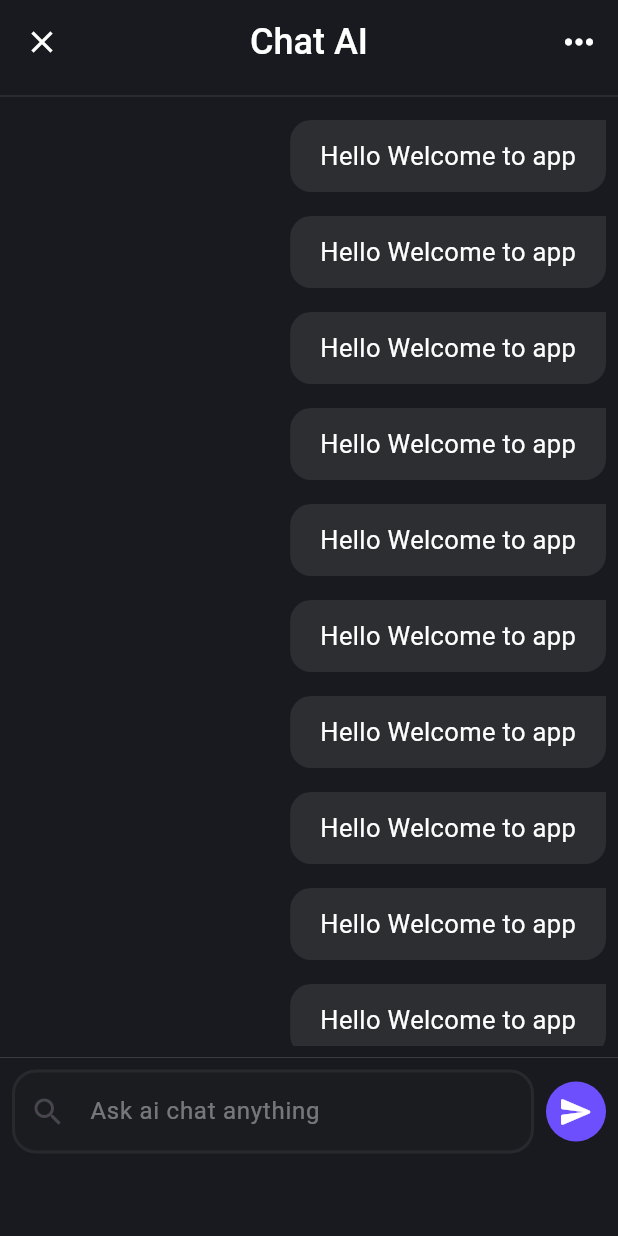
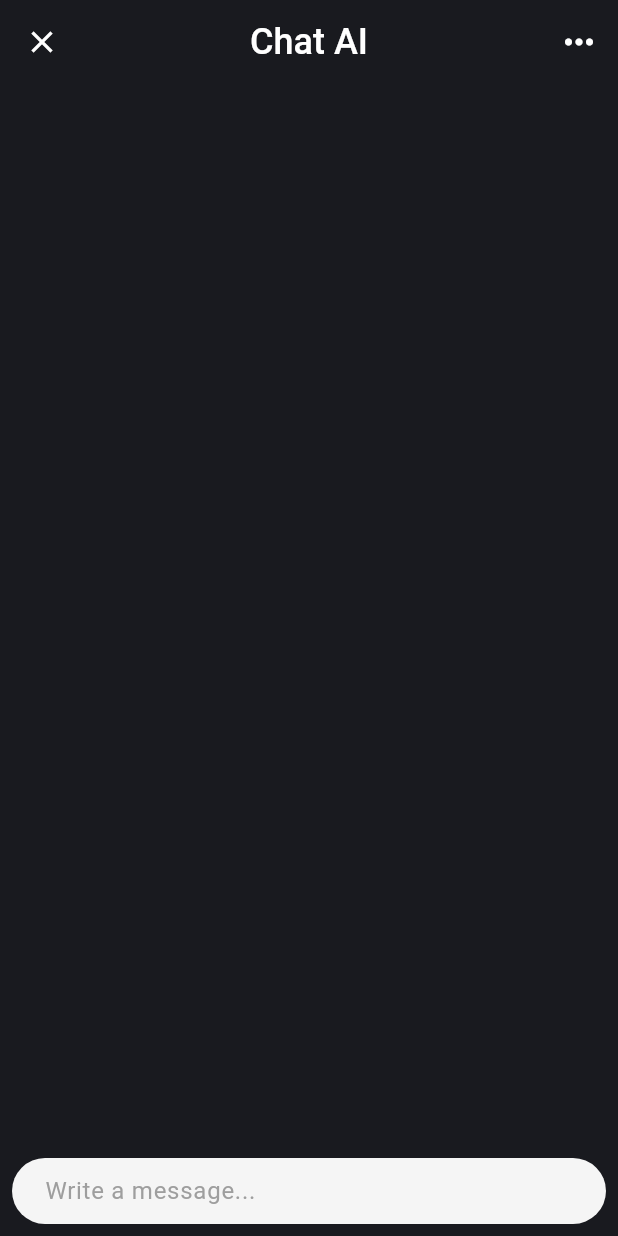
Before and after one commit to AhmedKhedr1/Gemini_APP, a Flutter app: the Chatview screen opened directly, on a phone screen of 412 x 824 dp. Run offline on Flutter 3.47's test engine with Material 3 defaults, Android fonts, the phone set to English and light mode, and no system bars; drawn by our look-alikes of dash_chat_2; our stand-ins replace bloc, flutter_bloc, flutter_gemini, supabase_flutter; accounts and stored records are empty.

```diff
--- a/lib/Presentation/Views/ChatView.dart
+++ b/lib/Presentation/Views/ChatView.dart
@@ -1,7 +1,6 @@
 import 'package:flutter/material.dart';
 import 'package:gemini_app/Constants/AppColors.dart';
-import 'package:gemini_app/Presentation/Widgets/ChatTextField.dart';
-import 'package:gemini_app/Presentation/Widgets/MassegeCard.dart';
+import 'package:gemini_app/Presentation/Widgets/cahtViewBody.dart';
 
 class Chatview extends StatelessWidget {
   const Chatview({super.key});
@@ -37,48 +36,7 @@ class Chatview extends StatelessWidget {
           )
         ],
       ),
-      body: ListView(
-        children: [
-          Divider(
-            color: AppColors.lightColor,
-            thickness: 0.1,
-          ),
-          SizedBox(
-            height: 625,
-            child: ListView.builder(
-              itemCount: 10,
-              itemBuilder: (context, index) {
-                return MassegeCard();
-              },
-            ),
-          ),
-          Divider(
-            color: AppColors.lightColor,
-            thickness: 0.1,
-          ),
-          Padding(
-            padding: const EdgeInsets.symmetric(horizontal: 8),
-            child: Row(
-              children: [
-                Expanded(
-                  child: ChatTextField(),
-                ),
-                Container(
-                    padding: EdgeInsets.all(8),
-                    margin: EdgeInsets.only(left: 8),
-                    decoration: BoxDecoration(
-                        borderRadius: BorderRadius.circular(24),
-                        color: AppColors.secondcolor),
-                    child: Icon(
-                      Icons.send_rounded,
-                      size: 24,
-                      color: AppColors.lightColor,
-                    ))
-              ],
-            ),
-          )
-        ],
-      ),
+      body:cahtViewBody()
     );
   }
 }
--- a/lib/Presentation/Views/HomeView.dart
+++ b/lib/Presentation/Views/HomeView.dart
@@ -1,5 +1,3 @@
-import 'dart:math';
-
 import 'package:flutter/material.dart';
 import 'package:gemini_app/Constants/AppColors.dart';
 import 'package:gemini_app/Presentation/Views/ChatView.dart';
--- a/lib/Presentation/Widgets/ChatTextField.dart
+++ b/lib/Presentation/Widgets/ChatTextField.dart
@@ -3,13 +3,16 @@ import 'package:flutter/material.dart';
 import 'package:gemini_app/Constants/AppColors.dart';
 
 class ChatTextField extends StatelessWidget {
-  const ChatTextField({
+ TextEditingController CahtController=TextEditingController();
+
+   ChatTextField({required this.CahtController,
     super.key,
   });
 
   @override
   Widget build(BuildContext context) {
     return TextField(
+      controller:CahtController ,
       style: TextStyle(color: AppColors.lightColor),
       decoration: InputDecoration(
         prefixIcon: Icon(Icons.search),
--- /dev/null
+++ b/lib/Presentation/Widgets/cahtViewBody.dart
@@ -0,0 +1,32 @@
+import 'package:dash_chat_2/dash_chat_2.dart';
+import 'package:flutter/material.dart';
+import 'package:gemini_app/Constants/Constants.dart';
+
+class cahtViewBody extends StatefulWidget {
+  const cahtViewBody({super.key});
+
+  @override
+  State<cahtViewBody> createState() => _cahtViewBodyState();
+}
+
+class _cahtViewBodyState extends State<cahtViewBody> {
+  List<ChatMessage> messages = [];
+
+  ChatUser CurrentUser = ChatUser(id: '0', firstName: 'User');
+  ChatUser GeminiUser =
+      ChatUser(id: '1', firstName: 'Gemini', profileImage: BotImage);
+  @override
+  Widget build(BuildContext context) {
+    return DashChat(
+      currentUser: CurrentUser,
+      onSend: _sendMessage,
+      messages: messages,
+    );
+  }
+
+  void _sendMessage(ChatMessage ChatMessage) {
+    setState(() {
+      messages=[ChatMessage,...messages];
+    });
+  }
+}
--- a/pubspec.yaml
+++ b/pubspec.yaml
@@ -29,9 +29,12 @@ environment:
 # versions available, run `flutter pub outdated`.
 dependencies:
   cupertino_icons: ^1.0.8
+  dash_chat_2: ^0.0.21
   flutter:
     sdk: flutter
   flutter_bloc: ^9.0.0
+  flutter_gemini: ^3.0.0
+  image_picker: ^1.1.2
   supabase_flutter: ^2.8.3
 
 dev_dependencies:
```
Also changed, not shown: lib/Constants/Constants.dart (added, +7 -0 lines), lib/Presentation/Widgets/CustomRegisterButton.dart (added, +38 -0 lines), lib/main.dart (+7 -5 lines), assets/images/bot3.gif (deleted), pubspec.lock.
